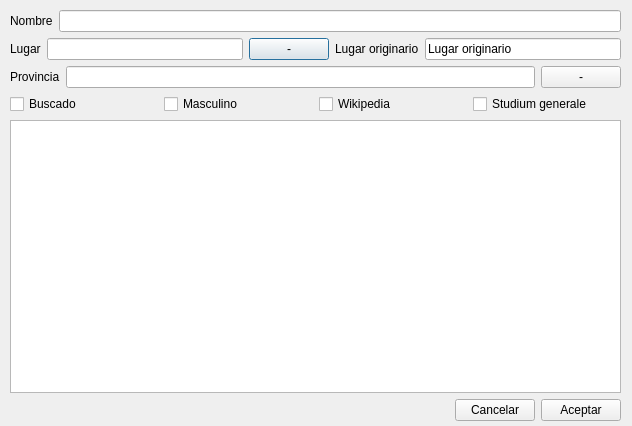
rogorido/qtpredicadores, file gui/dlgnuevacasa.ui: the form before one commit.
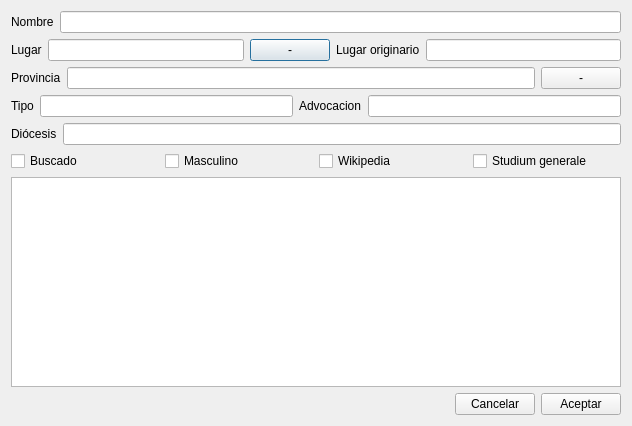
The form after the commit. Custom widgets are drawn as their Qt base class.

Commit message: Mejoras importantes del form NuevaCasa

Patch:
```diff
--- a/gui/dlgnuevacasa.ui
+++ b/gui/dlgnuevacasa.ui
@@ -13,15 +13,6 @@
   <property name="windowTitle">
    <string>Dialog</string>
   </property>
-  <widget class="QWidget" name="layoutWidget">
-   <property name="geometry">
-    <rect>
-     <x>10</x>
-     <y>10</y>
-     <width>611</width>
-     <height>411</height>
-    </rect>
-   </property>
    <layout class="QVBoxLayout" name="verticalLayout">
     <item>
      <layout class="QHBoxLayout" name="horizontalLayout_5">
@@ -66,7 +57,7 @@
       <item>
        <widget class="QLineEdit" name="txtLugarOriginario">
         <property name="text">
-         <string>Lugar originario</string>
+        <string/>
         </property>
        </widget>
       </item>
@@ -93,6 +84,44 @@
       </item>
      </layout>
     </item>
+   <item>
+    <layout class="QHBoxLayout" name="horizontalLayout_6">
+     <item>
+      <widget class="QLabel" name="label_5">
+       <property name="text">
+        <string>Tipo</string>
+       </property>
+      </widget>
+     </item>
+     <item>
+      <widget class="QLineEdit" name="txtTipo"/>
+     </item>
+     <item>
+      <widget class="QLabel" name="label_6">
+       <property name="text">
+        <string>Advocacion</string>
+       </property>
+      </widget>
+     </item>
+     <item>
+      <widget class="QLineEdit" name="txtAdvocacion"/>
+     </item>
+    </layout>
+   </item>
+   <item>
+    <layout class="QHBoxLayout" name="horizontalLayout_7">
+     <item>
+      <widget class="QLabel" name="label_7">
+       <property name="text">
+        <string>Diócesis</string>
+       </property>
+      </widget>
+     </item>
+     <item>
+      <widget class="QLineEdit" name="txtDiocesis"/>
+     </item>
+    </layout>
+   </item>
     <item>
      <layout class="QHBoxLayout" name="horizontalLayout_3">
       <item>
@@ -160,7 +189,6 @@
      </layout>
     </item>
    </layout>
-  </widget>
  </widget>
  <customwidgets>
   <customwidget>
```
Lines whose indentation alone changed are shown as unchanged. The commit also changes 2 other files.
